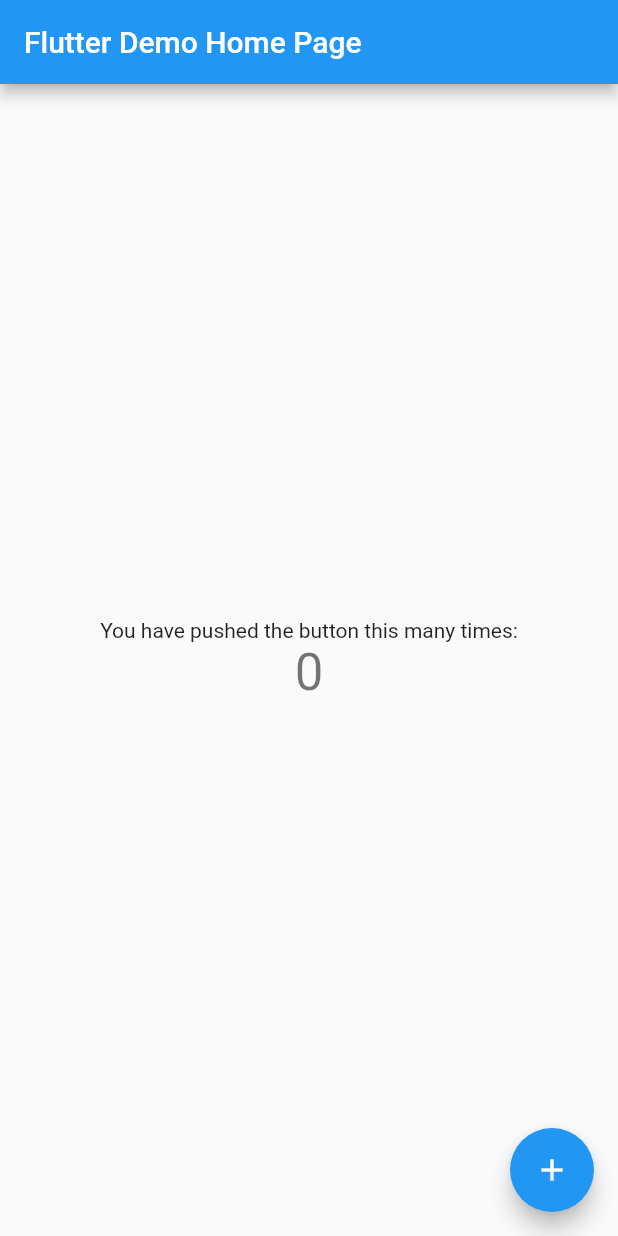
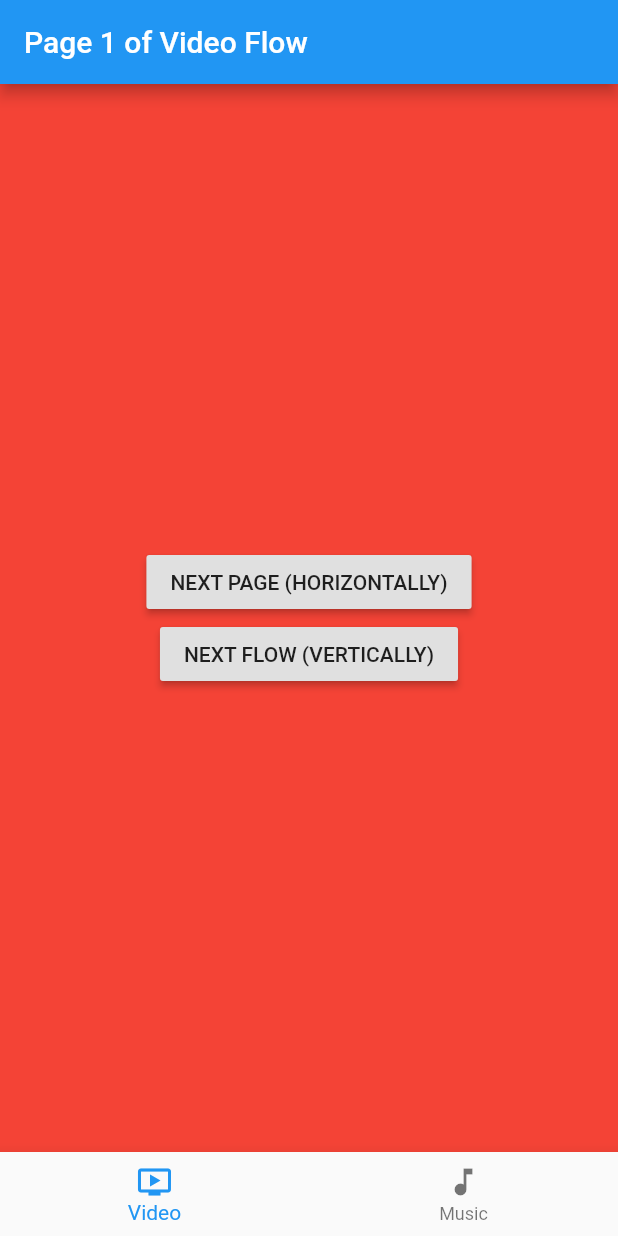
Before and after one commit to spencerdezartsmith/flutter_navigation, a Flutter app: the screen it shows after launch, on a phone screen of 412 x 824 dp. Run offline on Flutter 3.47's test engine with Material 2 defaults, Android fonts, the phone set to English and light mode, and no system bars.

Commit message:
Build out tabbed navigation

```diff
--- /dev/null
+++ b/lib/custom/adaptive_bottom_navigation_scaffold.dart
@@ -0,0 +1,75 @@
+import 'dart:io';
+import 'package:flutter/material.dart';
+import 'bottom_navigation_tab.dart';
+import 'cupertino_bottom_navigation_scaffold.dart';
+import 'material_bottom_navigation_scaffold.dart';
+
+class AdaptiveBottomNavigationScaffold extends StatefulWidget {
+  const AdaptiveBottomNavigationScaffold({
+    @required this.navigationBarItems,
+    Key key,
+  })  : assert(navigationBarItems != null),
+        super(key: key);
+
+  /// List of the tabs to be displayed with their respective navigator's keys.
+  final List<BottomNavigationTab> navigationBarItems;
+
+  @override
+  _AdaptiveBottomNavigationScaffoldState createState() =>
+      _AdaptiveBottomNavigationScaffoldState();
+}
+
+class _AdaptiveBottomNavigationScaffoldState
+    extends State<AdaptiveBottomNavigationScaffold> {
+  int _currentlySelectedIndex = 0;
+
+  @override
+  Widget build(BuildContext context) => WillPopScope(
+        // We're preventing the root navigator from popping and closing the app
+        // when the back button is pressed and the inner navigator can handle
+        // it. That occurs when the inner has more than one page on its stack.
+        // You can comment the onWillPop callback and watch "the bug".
+        onWillPop: () async => !await widget
+            .navigationBarItems[_currentlySelectedIndex]
+            .navigatorKey
+            .currentState
+            .maybePop(),
+        child: Platform.isAndroid
+            ? _buildMaterial(context)
+            : _buildCupertino(context),
+      );
+
+  Widget _buildCupertino(BuildContext context) =>
+      CupertinoBottomNavigationScaffold(
+        navigationBarItems: widget.navigationBarItems,
+        onItemSelected: onTabSelected,
+        selectedIndex: _currentlySelectedIndex,
+      );
+
+  Widget _buildMaterial(BuildContext context) =>
+      MaterialBottomNavigationScaffold(
+        navigationBarItems: widget.navigationBarItems,
+        onItemSelected: onTabSelected,
+        selectedIndex: _currentlySelectedIndex,
+      );
+
+  /// Called when a tab selection occurs.
+  void onTabSelected(int newIndex) {
+    if (_currentlySelectedIndex == newIndex) {
+      // If the user is re-selecting the tab, the common
+      // behavior is to empty the stack.
+      widget.navigationBarItems[newIndex].navigatorKey.currentState
+          .popUntil((route) => route.isFirst);
+    }
+
+    // If we're running on iOS there's no need to rebuild the Widget to reflect
+    // the tab change.
+    if (Platform.isAndroid) {
+      setState(() {
+        _currentlySelectedIndex = newIndex;
+      });
+    } else {
+      _currentlySelectedIndex = newIndex;
+    }
+  }
+}
--- /dev/null
+++ b/lib/custom/app_flow.dart
@@ -0,0 +1,19 @@
+import 'package:flutter/widgets.dart';
+
+/// Holds information about our app's flows.
+class AppFlow {
+  const AppFlow({
+    @required this.title,
+    @required this.mainColor,
+    @required this.iconData,
+    @required this.navigatorKey,
+  })  : assert(title != null),
+        assert(mainColor != null),
+        assert(iconData != null),
+        assert(navigatorKey != null);
+
+  final String title;
+  final Color mainColor;
+  final IconData iconData;
+  final GlobalKey<NavigatorState> navigatorKey;
+}
--- /dev/null
+++ b/lib/custom/bottom_navigation_tab.dart
@@ -0,0 +1,15 @@
+import 'package:flutter/material.dart';
+
+class BottomNavigationTab {
+  const BottomNavigationTab({
+    @required this.bottomNavigationBarItem,
+    @required this.navigatorKey,
+    @required this.initialPageBuilder,
+  })  : assert(bottomNavigationBarItem != null),
+        assert(navigatorKey != null),
+        assert(initialPageBuilder != null);
+
+  final BottomNavigationBarItem bottomNavigationBarItem;
+  final GlobalKey<NavigatorState> navigatorKey;
+  final WidgetBuilder initialPageBuilder;
+}
--- /dev/null
+++ b/lib/custom/cupertino_bottom_navigation_scaffold.dart
@@ -0,0 +1,48 @@
+import 'package:flutter/cupertino.dart';
+import 'bottom_navigation_tab.dart';
+
+class CupertinoBottomNavigationScaffold extends StatelessWidget {
+  const CupertinoBottomNavigationScaffold({
+    @required this.navigationBarItems,
+    @required this.onItemSelected,
+    @required this.selectedIndex,
+    Key key,
+  })  : assert(navigationBarItems != null),
+        assert(onItemSelected != null),
+        assert(selectedIndex != null),
+        super(key: key);
+
+  /// List of the tabs to be displayed with their respective navigator's keys.
+  final List<BottomNavigationTab> navigationBarItems;
+
+  /// Called when a tab selection occurs.
+  final ValueChanged<int> onItemSelected;
+
+  final int selectedIndex;
+
+  @override
+  Widget build(BuildContext context) => CupertinoTabScaffold(
+        // As we're managing the selected index outside, there's no need
+        // to make this Widget stateful. We just need pass the selectedIndex to
+        // the controller every time the widget is rebuilt.
+        controller: CupertinoTabController(initialIndex: selectedIndex),
+        tabBar: CupertinoTabBar(
+          items: navigationBarItems
+              .map(
+                (item) => item.bottomNavigationBarItem,
+              )
+              .toList(),
+          onTap: onItemSelected,
+        ),
+        tabBuilder: (context, index) {
+          final barItem = navigationBarItems[index];
+          return CupertinoTabView(
+            navigatorKey: barItem.navigatorKey,
+            onGenerateRoute: (settings) => CupertinoPageRoute(
+              settings: settings,
+              builder: barItem.initialPageBuilder,
+            ),
+          );
+        },
+      );
+}
--- /dev/null
+++ b/lib/custom/material_bottom_navigation_scaffold.dart
@@ -0,0 +1,65 @@
+import 'package:flutter/material.dart';
+import 'bottom_navigation_tab.dart';
+
+class MaterialBottomNavigationScaffold extends StatelessWidget {
+  const MaterialBottomNavigationScaffold({
+    @required this.navigationBarItems,
+    @required this.onItemSelected,
+    @required this.selectedIndex,
+    Key key,
+  })  : assert(navigationBarItems != null),
+        assert(onItemSelected != null),
+        assert(selectedIndex != null),
+        super(key: key);
+
+  /// List of the tabs to be displayed with their respective navigator's keys.
+  final List<BottomNavigationTab> navigationBarItems;
+
+  /// Called when a tab selection occurs.
+  final ValueChanged<int> onItemSelected;
+
+  final int selectedIndex;
+
+  @override
+  Widget build(BuildContext context) => Scaffold(
+        // The IndexedStack is what allows us to retain state across tab
+        // switches by keeping our views in the widget tree while only showing
+        // the selected one.
+        body: IndexedStack(
+          index: selectedIndex,
+          children: navigationBarItems
+              .map(
+                (barItem) => _buildPageFlow(context, barItem),
+              )
+              .toList(),
+        ),
+        bottomNavigationBar: BottomNavigationBar(
+          currentIndex: selectedIndex,
+          items: navigationBarItems
+              .map(
+                (item) => item.bottomNavigationBarItem,
+              )
+              .toList(),
+          onTap: onItemSelected,
+        ),
+      );
+
+  // The best practice here would be to extract this to another Widget,
+  // however, moving it to a separate class would only harm the
+  // readability of our guide.
+  Widget _buildPageFlow(BuildContext context, BottomNavigationTab barItem) =>
+      Navigator(
+        // The key enables us to access the Navigator's state inside the
+        // onWillPop callback and for emptying its stack when a tab is
+        // re-selected. That is why a GlobalKey is needed instead of
+        // a simpler ValueKey.
+        key: barItem.navigatorKey,
+        // Since this isn't the purpose of this sample, we're not using named
+        // routes. Because of that, the onGenerateRoute callback will be
+        // called only for the initial route.
+        onGenerateRoute: (settings) => MaterialPageRoute(
+          settings: settings,
+          builder: barItem.initialPageBuilder,
+        ),
+      );
+}
--- /dev/null
+++ b/lib/home_screen.dart
@@ -0,0 +1,49 @@
+import 'package:flutter/material.dart';
+import 'custom/app_flow.dart';
+import 'custom/adaptive_bottom_navigation_scaffold.dart';
+import 'custom/bottom_navigation_tab.dart';
+import 'indexed_page.dart';
+
+class HomeScreen extends StatefulWidget {
+  @override
+  _HomeScreenState createState() => _HomeScreenState();
+}
+
+class _HomeScreenState extends State<HomeScreen> {
+  // AppFlow is just a class I created for holding information
+  // about our app's flows.
+  final List<AppFlow> appFlows = [
+    AppFlow(
+      title: 'Video',
+      iconData: Icons.ondemand_video,
+      mainColor: Colors.red,
+      navigatorKey: GlobalKey<NavigatorState>(),
+    ),
+    AppFlow(
+      title: 'Music',
+      iconData: Icons.music_note,
+      mainColor: Colors.green,
+      navigatorKey: GlobalKey<NavigatorState>(),
+    )
+  ];
+
+  @override
+  Widget build(BuildContext context) => AdaptiveBottomNavigationScaffold(
+        navigationBarItems: appFlows
+            .map(
+              (flow) => BottomNavigationTab(
+                bottomNavigationBarItem: BottomNavigationBarItem(
+                  title: Text(flow.title),
+                  icon: Icon(flow.iconData),
+                ),
+                navigatorKey: flow.navigatorKey,
+                initialPageBuilder: (context) => IndexedPage(
+                  index: 1,
+                  backgroundColor: flow.mainColor,
+                  containingFlowTitle: flow.title,
+                ),
+              ),
+            )
+            .toList(),
+      );
+}
--- /dev/null
+++ b/lib/indexed_page.dart
@@ -0,0 +1,105 @@
+import 'dart:math';
+import 'dart:core';
+import 'dart:io';
+
+import 'package:flutter/material.dart';
+import 'package:flutter/cupertino.dart';
+import 'package:flutter/widgets.dart';
+
+/// Page that displays its index, flow's title and color.
+///
+/// Has a button for pushing another one of its kind with an incremented index,
+/// and another button for starting a new flow named 'New' with
+/// a random background color.
+class IndexedPage extends StatelessWidget {
+  const IndexedPage({
+    @required this.index,
+    @required this.backgroundColor,
+    @required this.containingFlowTitle,
+    Key key,
+  })  : assert(index != null),
+        assert(backgroundColor != null),
+        super(key: key);
+
+  final int index;
+  final Color backgroundColor;
+  final String containingFlowTitle;
+
+  @override
+  Widget build(BuildContext context) {
+    var pageTitle = 'Page $index';
+    if (containingFlowTitle != null) {
+      pageTitle += ' of $containingFlowTitle Flow';
+    }
+    return Scaffold(
+      backgroundColor: backgroundColor,
+      appBar: AppBar(
+        title: Text(
+          pageTitle,
+          maxLines: 1,
+        ),
+      ),
+      body: Center(
+        child: Column(
+          mainAxisAlignment: MainAxisAlignment.center,
+          children: [
+            // Horizontally pushes a new screen.
+            RaisedButton(
+              onPressed: () {
+                _pushPage(context, true);
+              },
+              child: const Text('NEXT PAGE (HORIZONTALLY)'),
+            ),
+
+            // Vertically pushes a new screen / Starts a new flow.
+            // In a real world scenario, this could be an authentication flow
+            // where the user can choose to sign in or sign up.
+            RaisedButton(
+              onPressed: () {
+                _pushPage(context, false);
+              },
+              child: const Text('NEXT FLOW (VERTICALLY)'),
+            ),
+          ],
+        ),
+      ),
+    );
+  }
+
+  void _pushPage(BuildContext context, bool isHorizontalNavigation) {
+    // If it's not horizontal navigation,
+    // we should use the rootNavigator.
+    Navigator.of(context, rootNavigator: !isHorizontalNavigation).push(
+      _buildAdaptivePageRoute(
+        builder: (context) => IndexedPage(
+          // If it's a new flow, the displayed index should be 1 again.
+          index: isHorizontalNavigation ? index + 1 : 1,
+          // If it's a new flow, we'll randomize its color.
+          backgroundColor: isHorizontalNavigation
+              ? backgroundColor
+              : Colors.primaries[Random().nextInt(Colors.primaries.length)],
+          // If it's starting a new flow let's just call it 'New.'
+          containingFlowTitle:
+              isHorizontalNavigation ? containingFlowTitle : 'New',
+        ),
+        fullscreenDialog: !isHorizontalNavigation,
+      ),
+    );
+  }
+
+  // Flutter will use the fullscreenDialog property to change the animation
+  // and the app bar's left icon to an X instead of an arrow.
+  PageRoute<T> _buildAdaptivePageRoute<T>({
+    @required WidgetBuilder builder,
+    bool fullscreenDialog = false,
+  }) =>
+      Platform.isAndroid
+          ? MaterialPageRoute(
+              builder: builder,
+              fullscreenDialog: fullscreenDialog,
+            )
+          : CupertinoPageRoute(
+              builder: builder,
+              fullscreenDialog: fullscreenDialog,
+            );
+}
--- a/lib/main.dart
+++ b/lib/main.dart
@@ -1,4 +1,5 @@
 import 'package:flutter/material.dart';
+import 'home_screen.dart';
 
 void main() {
   runApp(MyApp());
@@ -26,92 +27,7 @@ class MyApp extends StatelessWidget {
         // closer together (more dense) than on mobile platforms.
         visualDensity: VisualDensity.adaptivePlatformDensity,
       ),
-      home: MyHomePage(title: 'Flutter Demo Home Page'),
+      home: HomeScreen(),
     );
   }
 }
-
-class MyHomePage extends StatefulWidget {
-  MyHomePage({Key key, this.title}) : super(key: key);
-
-  // This widget is the home page of your application. It is stateful, meaning
-  // that it has a State object (defined below) that contains fields that affect
-  // how it looks.
-
-  // This class is the configuration for the state. It holds the values (in this
-  // case the title) provided by the parent (in this case the App widget) and
-  // used by the build method of the State. Fields in a Widget subclass are
-  // always marked "final".
-
-  final String title;
-
-  @override
-  _MyHomePageState createState() => _MyHomePageState();
-}
-
-class _MyHomePageState extends State<MyHomePage> {
-  int _counter = 0;
-
-  void _incrementCounter() {
-    setState(() {
-      // This call to setState tells the Flutter framework that something has
-      // changed in this State, which causes it to rerun the build method below
-      // so that the display can reflect the updated values. If we changed
-      // _counter without calling setState(), then the build method would not be
-      // called again, and so nothing would appear to happen.
-      _counter++;
-    });
-  }
-
-  @override
-  Widget build(BuildContext context) {
-    // This method is rerun every time setState is called, for instance as done
-    // by the _incrementCounter method above.
-    //
-    // The Flutter framework has been optimized to make rerunning build methods
-    // fast, so that you can just rebuild anything that needs updating rather
-    // than having to individually change instances of widgets.
-    return Scaffold(
-      appBar: AppBar(
-        // Here we take the value from the MyHomePage object that was created by
-        // the App.build method, and use it to set our appbar title.
-        title: Text(widget.title),
-      ),
-      body: Center(
-        // Center is a layout widget. It takes a single child and positions it
-        // in the middle of the parent.
-        child: Column(
-          // Column is also a layout widget. It takes a list of children and
-          // arranges them vertically. By default, it sizes itself to fit its
-          // children horizontally, and tries to be as tall as its parent.
-          //
-          // Invoke "debug painting" (press "p" in the console, choose the
-          // "Toggle Debug Paint" action from the Flutter Inspector in Android
-          // Studio, or the "Toggle Debug Paint" command in Visual Studio Code)
-          // to see the wireframe for each widget.
-          //
-          // Column has various properties to control how it sizes itself and
-          // how it positions its children. Here we use mainAxisAlignment to
-          // center the children vertically; the main axis here is the vertical
-          // axis because Columns are vertical (the cross axis would be
-          // horizontal).
-          mainAxisAlignment: MainAxisAlignment.center,
-          children: <Widget>[
-            Text(
-              'You have pushed the button this many times:',
-            ),
-            Text(
-              '$_counter',
-              style: Theme.of(context).textTheme.headline4,
-            ),
-          ],
-        ),
-      ),
-      floatingActionButton: FloatingActionButton(
-        onPressed: _incrementCounter,
-        tooltip: 'Increment',
-        child: Icon(Icons.add),
-      ), // This trailing comma makes auto-formatting nicer for build methods.
-    );
-  }
-}
```
Also changed, not shown: 112 other files.
